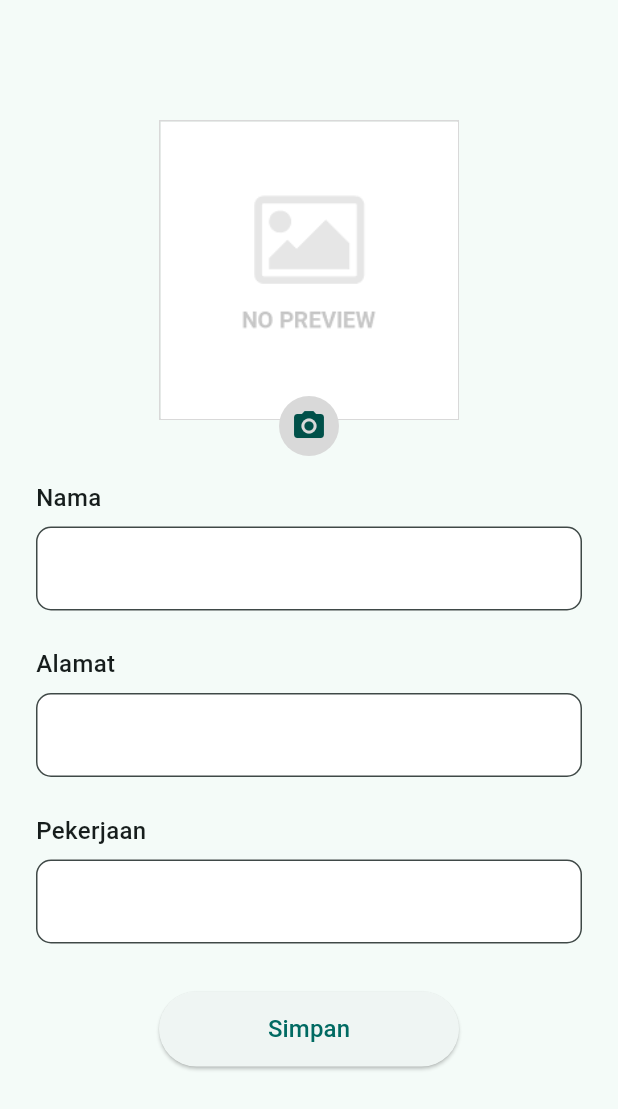
After one commit to randytia29/kampung_snack, a Flutter app: the HomeScreen screen opened directly, after a tap on "Tambah peserta", on a phone screen of 412 x 824 dp. The commit adds this screen. Shown: the top 1109 px of the screen. Run offline on Flutter 3.47's test engine with Material 2 defaults, Android fonts, the phone set to English and light mode, and no system bars; our stand-ins replace bloc, equatable, flutter_bloc, get_it, hydrated_bloc, image_picker and 1 more; accounts and stored records are empty.

Commit message:
form web

```diff
--- /dev/null
+++ b/lib/features/participant/cubit/participant_web_cubit.dart
@@ -0,0 +1,17 @@
+import 'package:bloc/bloc.dart';
+
+import '../domain/entities/participant.dart';
+
+part 'participant_web_state.dart';
+
+class ParticipantWebCubit extends Cubit<ParticipantWebState> {
+  ParticipantWebCubit() : super(ParticipantWebState.initial());
+
+  void addParticipant(Participant participant) {
+    var participants = state.participants;
+
+    participants.add(participant);
+
+    emit(state.copyWith(participants: participants));
+  }
+}
--- /dev/null
+++ b/lib/features/participant/cubit/participant_web_state.dart
@@ -0,0 +1,17 @@
+// ignore_for_file: prefer_const_constructors
+
+part of 'participant_web_cubit.dart';
+
+class ParticipantWebState {
+  const ParticipantWebState({required this.participants});
+
+  final List<Participant> participants;
+
+  factory ParticipantWebState.initial() {
+    return ParticipantWebState(participants: []);
+  }
+
+  ParticipantWebState copyWith({required List<Participant> participants}) {
+    return ParticipantWebState(participants: participants);
+  }
+}
--- a/lib/screens/form_screen.dart
+++ b/lib/screens/form_screen.dart
@@ -1,16 +1,12 @@
 import 'package:flutter/material.dart';
 import 'package:flutter_bloc/flutter_bloc.dart';
 import 'package:kampung_snack/features/participant/cubit/form_participant_cubit.dart';
-import 'package:kampung_snack/features/participant/cubit/participant_cubit.dart';
 import 'package:kampung_snack/sl.dart';
-import 'package:kampung_snack/theme_manager/navigation_manager.dart';
 
-import 'package:kampung_snack/theme_manager/space_manager.dart';
 import 'package:kampung_snack/utils/image_pick_service.dart';
-import 'package:kampung_snack/widgets/custom_button.dart';
-import 'package:kampung_snack/widgets/custom_text_form.dart';
 
-import '../widgets/photo_participant.dart';
+import '../widgets/form_mobile_page.dart';
+import '../widgets/form_web_page.dart';
 
 class FormScreen extends StatefulWidget {
   const FormScreen({super.key});
@@ -54,72 +50,28 @@ class _FormScreenState extends State<FormScreen> {
         child: Form(
           key: _formKey,
           child: SingleChildScrollView(
-            child: Column(
-              children: [
-                80.0.spaceY,
-                PhotoParticipant(
-                  imagePickService: _imagePickService,
-                  formParticipantCubit: _formParticipantCubit,
-                ),
-                40.0.spaceY,
-                CustomTextForm(
-                  controller: _nameController,
-                  title: 'Nama',
-                  textInputAction: TextInputAction.next,
-                  validate: (value) {
-                    if ((value ?? '').isEmpty) {
-                      return 'Isi nama';
-                    } else {
-                      return null;
-                    }
-                  },
-                ),
-                24.0.spaceY,
-                CustomTextForm(
-                  controller: _addressController,
-                  title: 'Alamat',
-                  textInputAction: TextInputAction.next,
-                  validate: (value) {
-                    if ((value ?? '').isEmpty) {
-                      return 'Isi alamat';
-                    } else {
-                      return null;
-                    }
-                  },
-                ),
-                24.0.spaceY,
-                CustomTextForm(
-                  controller: _jobController,
-                  title: 'Pekerjaan',
-                  textInputAction: TextInputAction.next,
-                  validate: (value) {
-                    if ((value ?? '').isEmpty) {
-                      return 'Isi pekerjaan';
-                    } else {
-                      return null;
-                    }
-                  },
-                ),
-                32.0.spaceY,
-                CustomButton(
-                  text: 'Simpan',
-                  onTap: () async {
-                    if ((_formKey.currentState ?? FormState()).validate()) {
-                      _formParticipantCubit.editData(_nameController.text,
-                          _addressController.text, _jobController.text);
-
-                      final participant =
-                          _formParticipantCubit.state.participant;
-
-                      context
-                          .read<ParticipantCubit>()
-                          .addParticipant(participant);
-
-                      context.toBackScreen();
-                    }
-                  },
-                )
-              ],
+            child: LayoutBuilder(
+              builder: (context, constraints) {
+                if (constraints.maxWidth <= 600) {
+                  return FormMobilePage(
+                    imagePickService: _imagePickService,
+                    formParticipantCubit: _formParticipantCubit,
+                    nameController: _nameController,
+                    addressController: _addressController,
+                    jobController: _jobController,
+                    formKey: _formKey,
+                  );
+                } else {
+                  return FormWebPage(
+                    imagePickService: _imagePickService,
+                    formParticipantCubit: _formParticipantCubit,
+                    nameController: _nameController,
+                    addressController: _addressController,
+                    jobController: _jobController,
+                    formKey: _formKey,
+                  );
+                }
+              },
             ),
           ),
         ),
--- a/lib/screens/home_screen.dart
+++ b/lib/screens/home_screen.dart
@@ -1,13 +1,16 @@
 import 'package:flutter/material.dart';
 import 'package:flutter_bloc/flutter_bloc.dart';
 import 'package:kampung_snack/features/auth/cubit/logout_cubit.dart';
-import 'package:kampung_snack/features/participant/cubit/participant_cubit.dart';
+import 'package:kampung_snack/features/participant/cubit/participant_web_cubit.dart';
 import 'package:kampung_snack/screens/form_screen.dart';
 import 'package:kampung_snack/screens/login_screen.dart';
 import 'package:kampung_snack/sl.dart';
 import 'package:kampung_snack/theme_manager/color_manager.dart';
 import 'package:kampung_snack/theme_manager/navigation_manager.dart';
 import 'package:kampung_snack/widgets/custom_button.dart';
+import 'package:flutter/foundation.dart' show kIsWeb;
+
+import '../widgets/home_mobile_page.dart';
 
 class HomeScreen extends StatefulWidget {
   const HomeScreen({super.key});
@@ -41,7 +44,8 @@ class _HomeScreenState extends State<HomeScreen> {
             context.toLoginScreen(const LoginScreen());
           }
         },
-        child: Scaffold(
+        child: kIsWeb
+            ? Scaffold(
                 appBar: AppBar(
                   title: const Text('Donor Kuy'),
                   actions: [
@@ -56,9 +60,10 @@ class _HomeScreenState extends State<HomeScreen> {
                 body: Column(
                   children: [
                     Expanded(
-                child: BlocBuilder<ParticipantCubit, ParticipantState>(
-                  builder: (context, participantState) {
-                    final participants = participantState.participants;
+                      child:
+                          BlocBuilder<ParticipantWebCubit, ParticipantWebState>(
+                        builder: (context, participantWebState) {
+                          final participants = participantWebState.participants;
 
                           return Text('${participants.length}');
                         },
@@ -69,7 +74,8 @@ class _HomeScreenState extends State<HomeScreen> {
                       padding: const EdgeInsets.all(16),
                       decoration: BoxDecoration(
                         color: ColorManager.white,
-                  border: Border(top: BorderSide(color: ColorManager.grey)),
+                        border:
+                            Border(top: BorderSide(color: ColorManager.grey)),
                       ),
                       alignment: Alignment.centerRight,
                       child: CustomButton(
@@ -79,7 +85,8 @@ class _HomeScreenState extends State<HomeScreen> {
                     )
                   ],
                 ),
-        ),
+              )
+            : HomeMobilePage(logoutCubit: _logoutCubit),
       ),
     );
   }
--- a/lib/utils/image_pick_service.dart
+++ b/lib/utils/image_pick_service.dart
@@ -8,7 +8,7 @@ class ImagePickService {
 
   ImagePickService({required this.picker});
 
-  Future<File?> _pickImage(ImageSource source) async {
+  Future<File?> pickDefaultImage(ImageSource source) async {
     final xFile = await picker.pickImage(source: source);
 
     if (xFile == null) {
@@ -21,7 +21,7 @@ class ImagePickService {
   }
 
   Future<Uint8List?> pickMobileImage(ImageSource source) async {
-    final file = await _pickImage(source);
+    final file = await pickDefaultImage(source);
 
     if (file == null) {
       return null;
--- a/lib/widgets/custom_text_form.dart
+++ b/lib/widgets/custom_text_form.dart
@@ -12,6 +12,7 @@ class CustomTextForm extends StatelessWidget {
     required this.title,
     this.textInputType,
     this.hintText,
+    this.paddingHorizontal,
   }) : super(key: key);
 
   final TextEditingController controller;
@@ -21,11 +22,12 @@ class CustomTextForm extends StatelessWidget {
   final String title;
   final TextInputType? textInputType;
   final String? hintText;
+  final double? paddingHorizontal;
 
   @override
   Widget build(BuildContext context) {
     return Padding(
-      padding: const EdgeInsets.symmetric(horizontal: 24),
+      padding: EdgeInsets.symmetric(horizontal: paddingHorizontal ?? 24),
       child: Column(
         crossAxisAlignment: CrossAxisAlignment.start,
         children: [
--- /dev/null
+++ b/lib/widgets/form_mobile_page.dart
@@ -0,0 +1,109 @@
+import 'package:flutter/material.dart';
+import 'package:flutter_bloc/flutter_bloc.dart';
+import 'package:kampung_snack/theme_manager/navigation_manager.dart';
+import 'package:kampung_snack/theme_manager/space_manager.dart';
+import 'package:flutter/foundation.dart' show kIsWeb;
+
+import '../features/participant/cubit/form_participant_cubit.dart';
+import '../features/participant/cubit/participant_cubit.dart';
+import '../features/participant/cubit/participant_web_cubit.dart';
+import '../utils/image_pick_service.dart';
+import 'custom_button.dart';
+import 'custom_text_form.dart';
+import 'photo_participant.dart';
+
+class FormMobilePage extends StatelessWidget {
+  const FormMobilePage({
+    super.key,
+    required ImagePickService imagePickService,
+    required FormParticipantCubit formParticipantCubit,
+    required TextEditingController nameController,
+    required TextEditingController addressController,
+    required TextEditingController jobController,
+    required GlobalKey<FormState> formKey,
+  })  : _imagePickService = imagePickService,
+        _formParticipantCubit = formParticipantCubit,
+        _nameController = nameController,
+        _addressController = addressController,
+        _jobController = jobController,
+        _formKey = formKey;
+
+  final ImagePickService _imagePickService;
+  final FormParticipantCubit _formParticipantCubit;
+  final TextEditingController _nameController;
+  final TextEditingController _addressController;
+  final TextEditingController _jobController;
+  final GlobalKey<FormState> _formKey;
+
+  @override
+  Widget build(BuildContext context) {
+    return Column(
+      children: [
+        80.0.spaceY,
+        PhotoParticipant(
+          imagePickService: _imagePickService,
+          formParticipantCubit: _formParticipantCubit,
+        ),
+        40.0.spaceY,
+        CustomTextForm(
+          controller: _nameController,
+          title: 'Nama',
+          textInputAction: TextInputAction.next,
+          validate: (value) {
+            if ((value ?? '').isEmpty) {
+              return 'Isi nama';
+            } else {
+              return null;
+            }
+          },
+        ),
+        24.0.spaceY,
+        CustomTextForm(
+          controller: _addressController,
+          title: 'Alamat',
+          textInputAction: TextInputAction.next,
+          validate: (value) {
+            if ((value ?? '').isEmpty) {
+              return 'Isi alamat';
+            } else {
+              return null;
+            }
+          },
+        ),
+        24.0.spaceY,
+        CustomTextForm(
+          controller: _jobController,
+          title: 'Pekerjaan',
+          textInputAction: TextInputAction.next,
+          validate: (value) {
+            if ((value ?? '').isEmpty) {
+              return 'Isi pekerjaan';
+            } else {
+              return null;
+            }
+          },
+        ),
+        32.0.spaceY,
+        CustomButton(
+          text: 'Simpan',
+          onTap: () async {
+            if ((_formKey.currentState ?? FormState()).validate()) {
+              _formParticipantCubit.editData(_nameController.text,
+                  _addressController.text, _jobController.text);
+
+              final participant = _formParticipantCubit.state.participant;
+
+              if (kIsWeb) {
+                context.read<ParticipantWebCubit>().addParticipant(participant);
+              } else {
+                context.read<ParticipantCubit>().addParticipant(participant);
+              }
+
+              context.toBackScreen();
+            }
+          },
+        )
+      ],
+    );
+  }
+}
--- /dev/null
+++ b/lib/widgets/home_mobile_page.dart
@@ -0,0 +1,61 @@
+import 'package:flutter/material.dart';
+import 'package:flutter_bloc/flutter_bloc.dart';
+import 'package:kampung_snack/theme_manager/navigation_manager.dart';
+
+import '../features/auth/cubit/logout_cubit.dart';
+import '../features/participant/cubit/participant_cubit.dart';
+import '../screens/form_screen.dart';
+import '../theme_manager/color_manager.dart';
+import 'custom_button.dart';
+
+class HomeMobilePage extends StatelessWidget {
+  const HomeMobilePage({
+    super.key,
+    required LogoutCubit logoutCubit,
+  }) : _logoutCubit = logoutCubit;
+
+  final LogoutCubit _logoutCubit;
+
+  @override
+  Widget build(BuildContext context) {
+    return Scaffold(
+      appBar: AppBar(
+        title: const Text('Donor Kuy'),
+        actions: [
+          IconButton(
+            onPressed: () {
+              _logoutCubit.startLogout();
+            },
+            icon: const Icon(Icons.exit_to_app),
+          )
+        ],
+      ),
+      body: Column(
+        children: [
+          Expanded(
+            child: BlocBuilder<ParticipantCubit, ParticipantState>(
+              builder: (context, participantState) {
+                final participants = participantState.participants;
+
+                return Text('${participants.length}');
+              },
+            ),
+          ),
+          Container(
+            width: double.maxFinite,
+            padding: const EdgeInsets.all(16),
+            decoration: BoxDecoration(
+              color: ColorManager.white,
+              border: Border(top: BorderSide(color: ColorManager.grey)),
+            ),
+            alignment: Alignment.centerRight,
+            child: CustomButton(
+              text: 'Tambah peserta',
+              onTap: () => context.toScreen(const FormScreen()),
+            ),
+          )
+        ],
+      ),
+    );
+  }
+}
--- a/lib/widgets/photo_participant.dart
+++ b/lib/widgets/photo_participant.dart
@@ -3,6 +3,7 @@ import 'dart:typed_data';
 import 'package:flutter/material.dart';
 import 'package:flutter_bloc/flutter_bloc.dart';
 import 'package:image_picker/image_picker.dart';
+import 'package:flutter/foundation.dart' show kIsWeb;
 
 import '../features/participant/cubit/form_participant_cubit.dart';
 import '../theme_manager/asset_manager.dart';
@@ -41,6 +42,11 @@ class PhotoParticipant extends StatelessWidget {
                       AssetManager.noImage,
                       fit: BoxFit.cover,
                     )
+                  : kIsWeb
+                      ? Image.network(
+                          image,
+                          fit: BoxFit.cover,
+                        )
                       : Image.memory(
                           Uint8List.fromList(image.codeUnits),
                           fit: BoxFit.cover,
@@ -54,8 +60,18 @@ class PhotoParticipant extends StatelessWidget {
             backgroundColor: ColorManager.grey,
             child: IconButton(
               onPressed: () async {
-                final byteFile =
-                    await _imagePickService.pickMobileImage(ImageSource.camera);
+                if (kIsWeb) {
+                  final file = await _imagePickService
+                      .pickDefaultImage(ImageSource.gallery);
+
+                  if (file == null) {
+                    return;
+                  }
+
+                  _formParticipantCubit.editImage(file.path);
+                } else {
+                  final byteFile = await _imagePickService
+                      .pickMobileImage(ImageSource.camera);
 
                   if (byteFile == null) {
                     return;
@@ -64,6 +80,7 @@ class PhotoParticipant extends StatelessWidget {
                   final imgString = String.fromCharCodes(byteFile);
 
                   _formParticipantCubit.editImage(imgString);
+                }
               },
               icon: const Icon(Icons.camera_alt),
             ),
```
Also changed, not shown: lib/app.dart (+12 -2 lines), lib/main.dart (+9 -4 lines), lib/sl.dart (+8 -2 lines), lib/widgets/form_web_page.dart (added, +113 -0 lines). Lines whose indentation alone changed are shown as unchanged.
